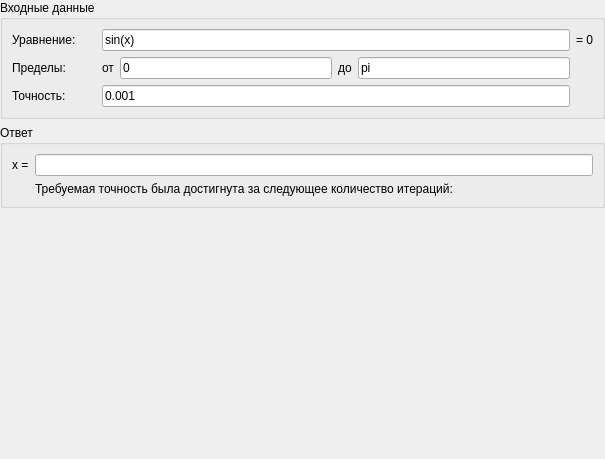
First picture: the form in Frames/nonlinearEquationsFrame.ui, repository EgorAlmikeev/ProjectX, before the edit.
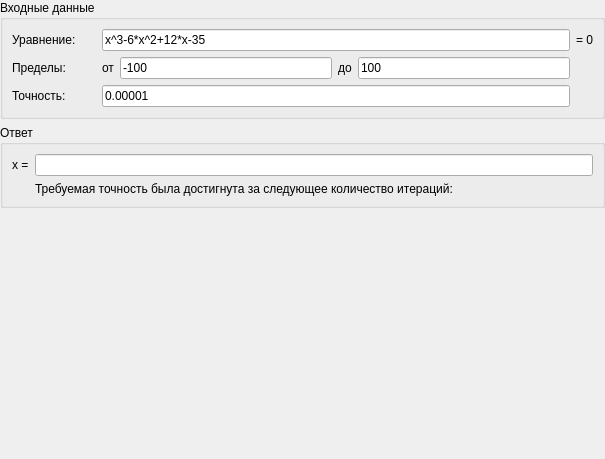
Second picture: the form after the edit.

Diff of the .ui file:
```diff
--- a/Frames/nonlinearEquationsFrame.ui
+++ b/Frames/nonlinearEquationsFrame.ui
@@ -123,7 +123,7 @@
            <bool>false</bool>
           </property>
           <property name="text">
-           <string>0</string>
+           <string>-100</string>
           </property>
           <property name="frame">
            <bool>true</bool>
@@ -136,7 +136,7 @@
            <bool>false</bool>
           </property>
           <property name="text">
-           <string>sin(x)</string>
+           <string>x^3-6*x^2+12*x-35</string>
           </property>
           <property name="frame">
            <bool>true</bool>
@@ -172,7 +172,7 @@
            <bool>false</bool>
           </property>
           <property name="text">
-           <string>pi</string>
+           <string>100</string>
           </property>
           <property name="frame">
            <bool>true</bool>
@@ -182,7 +182,7 @@
         <item row="3" column="2" colspan="4">
          <widget class="QLineEdit" name="epsilonEdit">
           <property name="text">
-           <string>0.001</string>
+           <string>0.00001</string>
           </property>
           <property name="maxLength">
            <number>13</number>
```
